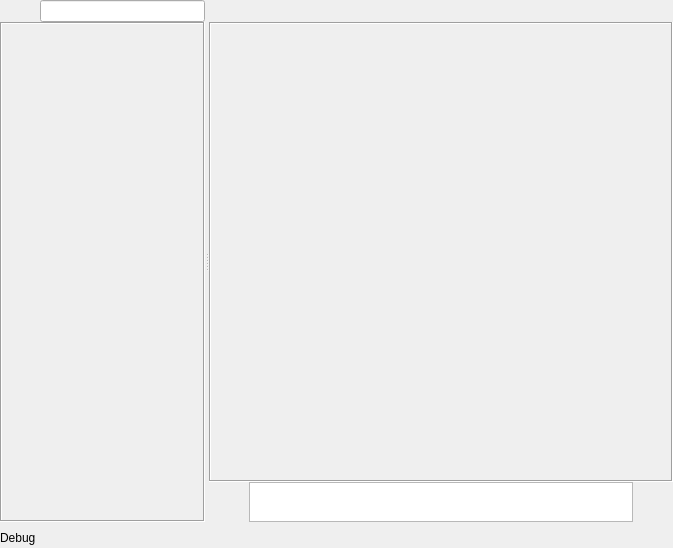
This is mainwindow.ui in Augmeneco/AugBK-Messenger as Qt 5 draws it before an edit. The edited form follows.
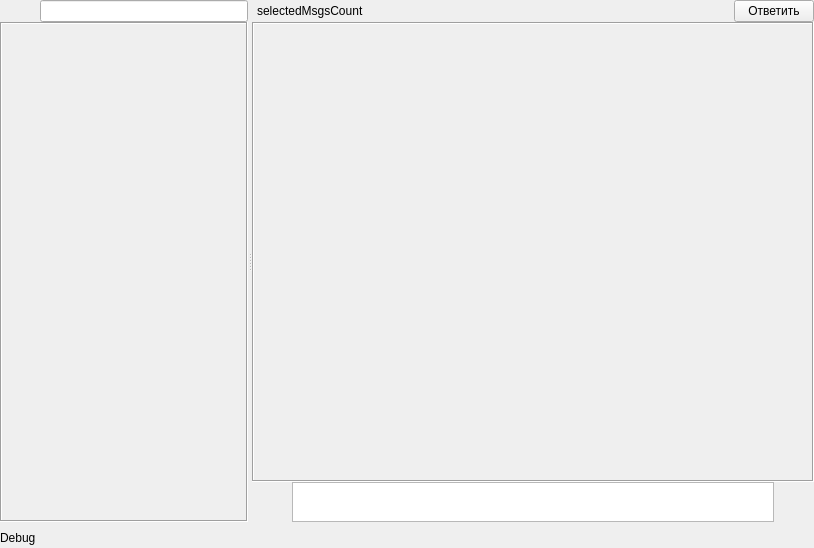
This is the edited form. The open tabs and pages were chosen to show the change. Icons and pictures are not drawn.

What changed in the file:
```diff
--- a/mainwindow.ui
+++ b/mainwindow.ui
@@ -6,7 +6,7 @@
    <rect>
     <x>0</x>
     <y>0</y>
-    <width>673</width>
+    <width>814</width>
     <height>548</height>
    </rect>
   </property>
@@ -117,8 +117,8 @@
                 <rect>
                  <x>0</x>
                  <y>0</y>
-                 <width>222</width>
-                 <height>474</height>
+                 <width>274</width>
+                 <height>466</height>
                 </rect>
                </property>
                <layout class="QVBoxLayout" name="verticalLayout_5">
@@ -175,8 +175,27 @@
            </layout>
           </widget>
           <widget class="QWidget" name="layoutWidget">
-           <layout class="QVBoxLayout" name="verticalLayout_3">
+           <layout class="QVBoxLayout" name="verticalLayout_3" stretch="0,1,0,1">
             <property name="spacing">
+             <number>0</number>
+            </property>
+            <item>
+             <widget class="QStackedWidget" name="chatMenuStacked">
+              <widget class="QWidget" name="chatInfoPage">
+               <layout class="QHBoxLayout" name="horizontalLayout_3">
+                <property name="spacing">
+                 <number>0</number>
+                </property>
+                <property name="leftMargin">
+                 <number>0</number>
+                </property>
+                <property name="topMargin">
+                 <number>0</number>
+                </property>
+                <property name="rightMargin">
+                 <number>0</number>
+                </property>
+                <property name="bottomMargin">
              <number>0</number>
             </property>
             <item>
@@ -276,6 +295,60 @@
               </item>
              </layout>
             </item>
+               </layout>
+              </widget>
+              <widget class="QWidget" name="selectedMsgPage">
+               <layout class="QHBoxLayout" name="horizontalLayout_7">
+                <property name="leftMargin">
+                 <number>0</number>
+                </property>
+                <property name="topMargin">
+                 <number>0</number>
+                </property>
+                <property name="rightMargin">
+                 <number>0</number>
+                </property>
+                <property name="bottomMargin">
+                 <number>0</number>
+                </property>
+                <item>
+                 <layout class="QHBoxLayout" name="horizontalLayout_6">
+                  <property name="leftMargin">
+                   <number>5</number>
+                  </property>
+                  <item>
+                   <widget class="QLabel" name="selectedMsgsCountLabel">
+                    <property name="text">
+                     <string>selectedMsgsCount</string>
+                    </property>
+                   </widget>
+                  </item>
+                  <item>
+                   <spacer name="horizontalSpacer_2">
+                    <property name="orientation">
+                     <enum>Qt::Horizontal</enum>
+                    </property>
+                    <property name="sizeHint" stdset="0">
+                     <size>
+                      <width>40</width>
+                      <height>20</height>
+                     </size>
+                    </property>
+                   </spacer>
+                  </item>
+                  <item>
+                   <widget class="QPushButton" name="replyMsgButton">
+                    <property name="text">
+                     <string>Ответить</string>
+                    </property>
+                   </widget>
+                  </item>
+                 </layout>
+                </item>
+               </layout>
+              </widget>
+             </widget>
+            </item>
             <item>
              <widget class="QScrollArea" name="scrollArea">
               <property name="frameShape">
@@ -295,8 +368,8 @@
                 <rect>
                  <x>0</x>
                  <y>0</y>
-                 <width>434</width>
-                 <height>235</height>
+                 <width>527</width>
+                 <height>230</height>
                 </rect>
                </property>
                <layout class="QVBoxLayout" name="verticalLayout_6">
```
Left out of the diff: 24 changed lines with no effect on the pictures. Lines whose indentation alone changed are shown as unchanged.
